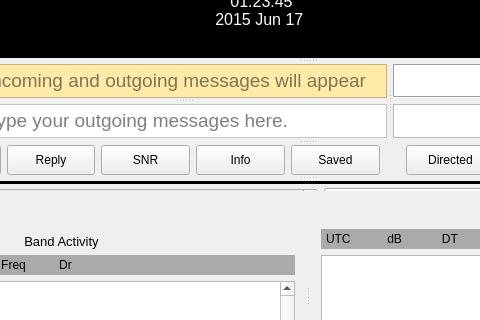
Before: the Qt Designer form mainwindow.ui in qcmiao1998/js8call, drawn with Qt 5; both pictures show x 189 to 669 and y 92 to 412 of the 994 by 860 pixel window.
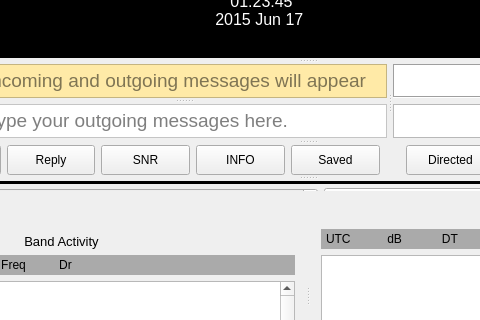
After: the same form once the commit is applied. Custom widgets are drawn as their Qt base class.

Commit message: All caps for info

Patch:
```diff
--- a/mainwindow.ui
+++ b/mainwindow.ui
@@ -1407,7 +1407,7 @@
            <string>&lt;html&gt;&lt;head/&gt;&lt;body&gt;&lt;p&gt;Send your station information&lt;/p&gt;&lt;/body&gt;&lt;/html&gt;</string>
           </property>
           <property name="text">
-           <string>Info</string>
+           <string>INFO</string>
           </property>
          </widget>
         </item>
```
The commit also changes 1 other file.
